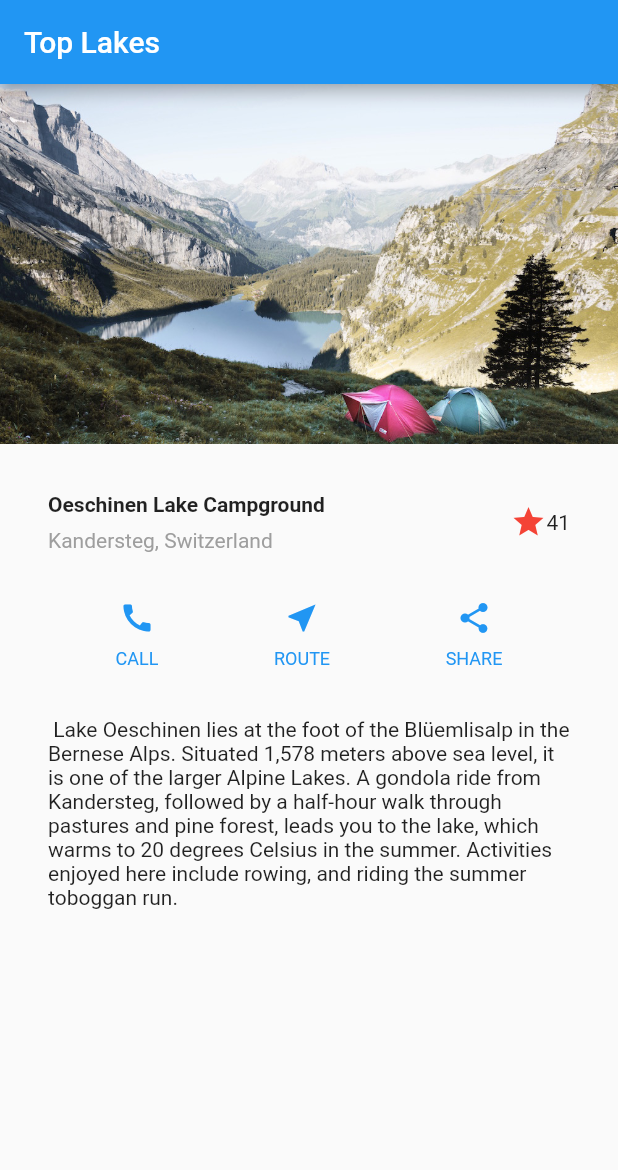
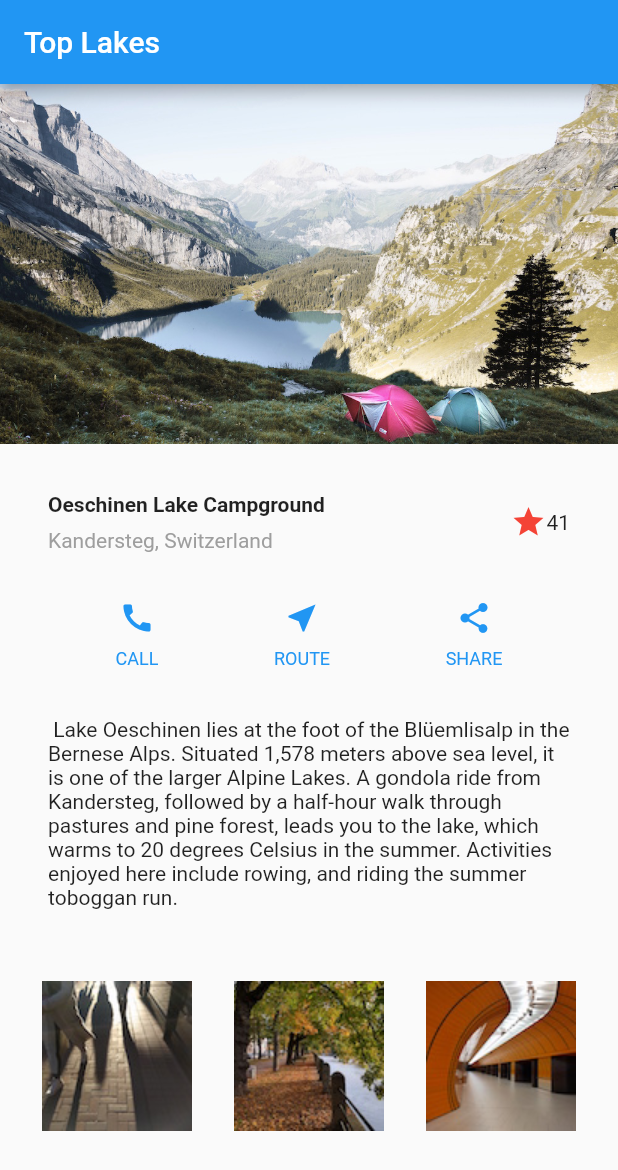
Before and after one commit to kazuki229/FlutterLayoutSample, a Flutter app: the screen it shows after launch, on a phone screen of 412 x 824 dp. Shown: the top 1170 px of the screen. Run offline on Flutter 3.47's test engine with Material 2 defaults, Android fonts, the phone set to English and light mode, and no system bars.

Commit message:
:+1: add row section

```diff
--- a/lib/main.dart
+++ b/lib/main.dart
@@ -84,6 +84,17 @@ class MyApp extends StatelessWidget {
       )
     );
 
+    Widget rowSection = Center(
+        child: Row(
+            mainAxisAlignment: MainAxisAlignment.spaceEvenly,
+            children: [
+             Image.asset('images/pic1.jpg'),
+             Image.asset('images/pic2.jpg'),
+             Image.asset('images/pic3.jpg'),
+            ]
+        )
+    );
+
     return MaterialApp(
       title: 'Flutter Demo',
       home: Scaffold(
@@ -100,6 +111,7 @@ class MyApp extends StatelessWidget {
             titleSection,
             buttonSection,
             textSection,
+            rowSection,
           ],
         ),
       ),
--- a/pubspec.yaml
+++ b/pubspec.yaml
@@ -21,6 +21,9 @@ dev_dependencies:
 flutter:
   assets:
     - images/lake.jpg
+    - images/pic1.jpg
+    - images/pic2.jpg
+    - images/pic3.jpg
 
   # The following line ensures that the Material Icons font is
   # included with your application, so that you can use the icons in
```
Also changed, not shown: images/pic1.jpg (added), images/pic2.jpg (added), images/pic3.jpg (added).
